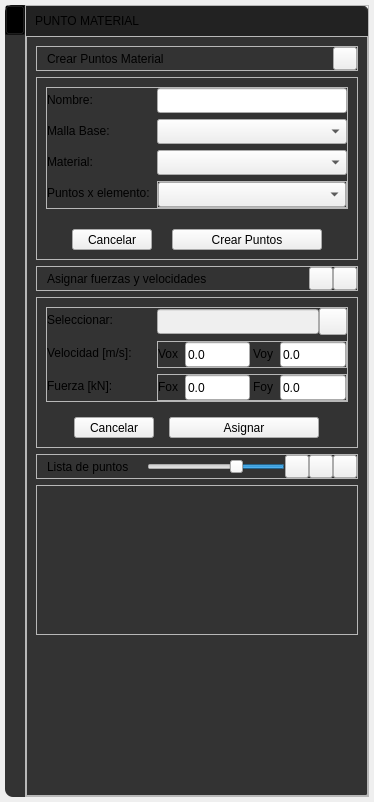
The window that app/ui/widget_draw_menu_pointMaterial.ui (edwinar13/MPM-UN) describes before a commit, drawn with Qt 5.
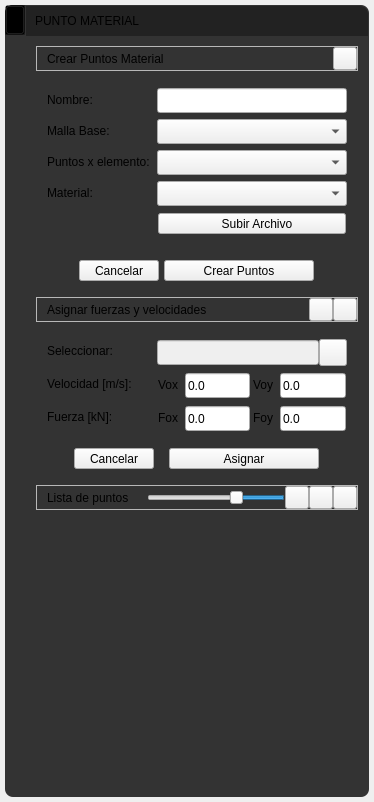
The same window after the commit. Icons and pictures are not drawn.

Commit message: v0.11.0 Validación parcial del caso de talud 2021, ajustes items Graphics de restricciones, mejoramiento de rendimiento al guardar datos despues del análisis, revision y ajustes de  boundary en las particulas se agraga boundary_particles3 para tratar de solucionar, se agrega importación de puntos con archivo txt (x, y, volumen)

Patch:
```diff
--- a/app/ui/widget_draw_menu_pointMaterial.ui
+++ b/app/ui/widget_draw_menu_pointMaterial.ui
@@ -75,6 +75,19 @@
 border-radius: 8px
 }
 
+QFrame#frame_info,
+QFrame#frame_pointMaterial,
+QFrame#frame_materialPoint2,
+QFrame#frame_materialPoint3,
+QFrame#frame_materialPoint4,
+QFrame#frame_3,
+QFrame#frame_8,
+QFrame#frame_9,
+QFrame#frame,
+QFrame#frame_4{
+background: transparent;
+}
+
 /*#################################################################*/
 /*####################       FRAME HIDE       ###########################*/
 /*#################################################################*/
@@ -927,7 +940,7 @@
               </property>
               <layout class="QVBoxLayout" name="verticalLayout_6">
                <property name="spacing">
-                <number>20</number>
+                <number>5</number>
                </property>
                <item>
                 <widget class="QFrame" name="frame_3">
@@ -1036,7 +1049,72 @@
                     </item>
                    </layout>
                   </item>
-                  <item row="3" column="0">
+                  <item row="5" column="1">
+                   <widget class="QFrame" name="frame">
+                    <property name="sizePolicy">
+                     <sizepolicy hsizetype="Preferred" vsizetype="Preferred">
+                      <horstretch>0</horstretch>
+                      <verstretch>0</verstretch>
+                     </sizepolicy>
+                    </property>
+                    <property name="frameShape">
+                     <enum>QFrame::Shape::StyledPanel</enum>
+                    </property>
+                    <property name="frameShadow">
+                     <enum>QFrame::Shadow::Raised</enum>
+                    </property>
+                    <layout class="QHBoxLayout" name="horizontalLayout_10">
+                     <property name="spacing">
+                      <number>0</number>
+                     </property>
+                     <property name="leftMargin">
+                      <number>0</number>
+                     </property>
+                     <property name="topMargin">
+                      <number>0</number>
+                     </property>
+                     <property name="rightMargin">
+                      <number>0</number>
+                     </property>
+                     <property name="bottomMargin">
+                      <number>0</number>
+                     </property>
+                     <item>
+                      <widget class="QToolButton" name="toolButton_PointMaterialUploadFile">
+                       <property name="sizePolicy">
+                        <sizepolicy hsizetype="Preferred" vsizetype="Fixed">
+                         <horstretch>0</horstretch>
+                         <verstretch>0</verstretch>
+                        </sizepolicy>
+                       </property>
+                       <property name="text">
+                        <string>   Subir Archivo</string>
+                       </property>
+                       <property name="icon">
+                        <iconset>
+                         <normaloff>../resources/iconos/iconos_menu_draw_mesh/cloud_computing.svg</normaloff>../resources/iconos/iconos_menu_draw_mesh/cloud_computing.svg</iconset>
+                       </property>
+                       <property name="iconSize">
+                        <size>
+                         <width>20</width>
+                         <height>20</height>
+                        </size>
+                       </property>
+                       <property name="toolButtonStyle">
+                        <enum>Qt::ToolButtonStyle::ToolButtonTextBesideIcon</enum>
+                       </property>
+                       <property name="arrowType">
+                        <enum>Qt::ArrowType::NoArrow</enum>
+                       </property>
+                       <property name="QToolButtonStyle" stdset="0">
+                        <number>1</number>
+                       </property>
+                      </widget>
+                     </item>
+                    </layout>
+                   </widget>
+                  </item>
+                  <item row="4" column="0">
                    <widget class="QLabel" name="label_textPointMaterialProperty">
                     <property name="minimumSize">
                      <size>
@@ -1052,23 +1130,7 @@
                     </property>
                    </widget>
                   </item>
-                  <item row="3" column="1">
-                   <widget class="QComboBox" name="comboBox_PointMaterialProperty">
-                    <property name="minimumSize">
-                     <size>
-                      <width>0</width>
-                      <height>25</height>
-                     </size>
-                    </property>
-                    <property name="focusPolicy">
-                     <enum>Qt::WheelFocus</enum>
-                    </property>
-                    <property name="QComboBoxStyle" stdset="0">
-                     <number>1</number>
-                    </property>
-                   </widget>
-                  </item>
-                  <item row="4" column="0">
+                  <item row="3" column="0">
                    <widget class="QLabel" name="label_textPointMaterialNPoints">
                     <property name="minimumSize">
                      <size>
@@ -1085,54 +1147,56 @@
                    </widget>
                   </item>
                   <item row="4" column="1">
-                   <widget class="QFrame" name="frame">
-                    <property name="sizePolicy">
-                     <sizepolicy hsizetype="Preferred" vsizetype="Preferred">
-                      <horstretch>0</horstretch>
-                      <verstretch>0</verstretch>
-                     </sizepolicy>
+                   <widget class="QComboBox" name="comboBox_PointMaterialProperty">
+                    <property name="minimumSize">
+                     <size>
+                      <width>0</width>
+                      <height>25</height>
+                     </size>
                     </property>
-                    <property name="frameShape">
-                     <enum>QFrame::StyledPanel</enum>
+                    <property name="focusPolicy">
+                     <enum>Qt::FocusPolicy::WheelFocus</enum>
                     </property>
-                    <property name="frameShadow">
-                     <enum>QFrame::Raised</enum>
+                    <property name="QComboBoxStyle" stdset="0">
+                     <number>1</number>
                     </property>
-                    <layout class="QHBoxLayout" name="horizontalLayout_10">
-                     <property name="spacing">
-                      <number>0</number>
-                     </property>
-                     <property name="leftMargin">
-                      <number>0</number>
-                     </property>
-                     <property name="topMargin">
-                      <number>0</number>
-                     </property>
-                     <property name="rightMargin">
-                      <number>0</number>
-                     </property>
-                     <property name="bottomMargin">
-                      <number>0</number>
-                     </property>
-                     <item>
-                      <widget class="QComboBox" name="comboBox_PointMaterialNPoints">
-                       <property name="minimumSize">
-                        <size>
-                         <width>0</width>
-                         <height>25</height>
-                        </size>
-                       </property>
-                       <property name="QComboBoxStyle" stdset="0">
-                        <number>1</number>
-                       </property>
-                      </widget>
-                     </item>
-                    </layout>
+                   </widget>
+                  </item>
+                  <item row="3" column="1">
+                   <widget class="QComboBox" name="comboBox_PointMaterialNPoints">
+                    <property name="minimumSize">
+                     <size>
+                      <width>0</width>
+                      <height>25</height>
+                     </size>
+                    </property>
+                    <property name="QComboBoxStyle" stdset="0">
+                     <number>1</number>
+                    </property>
                    </widget>
                   </item>
                  </layout>
                 </widget>
                </item>
+               <item>
+                <widget class="QLabel" name="label_textPointMaterial_path">
+                 <property name="minimumSize">
+                  <size>
+                   <width>110</width>
+                   <height>0</height>
+                  </size>
+                 </property>
+                 <property name="text">
+                  <string/>
+                 </property>
+                 <property name="alignment">
+                  <set>Qt::AlignmentFlag::AlignRight|Qt::AlignmentFlag::AlignTrailing|Qt::AlignmentFlag::AlignVCenter</set>
+                 </property>
+                 <property name="QLabelStyle" stdset="0">
+                  <number>3</number>
+                 </property>
+                </widget>
+               </item>
                <item>
                 <layout class="QHBoxLayout" name="horizontalLayout_12">
                  <item>
@@ -1902,8 +1966,8 @@
                    <rect>
                     <x>0</x>
                     <y>0</y>
-                    <width>278</width>
-                    <height>130</height>
+                    <width>272</width>
+                    <height>128</height>
                    </rect>
                   </property>
                   <layout class="QHBoxLayout" name="horizontalLayout_14">
```
Left out of the diff: 106 changed lines with no effect on the pictures. The commit also changes 51 other files.
